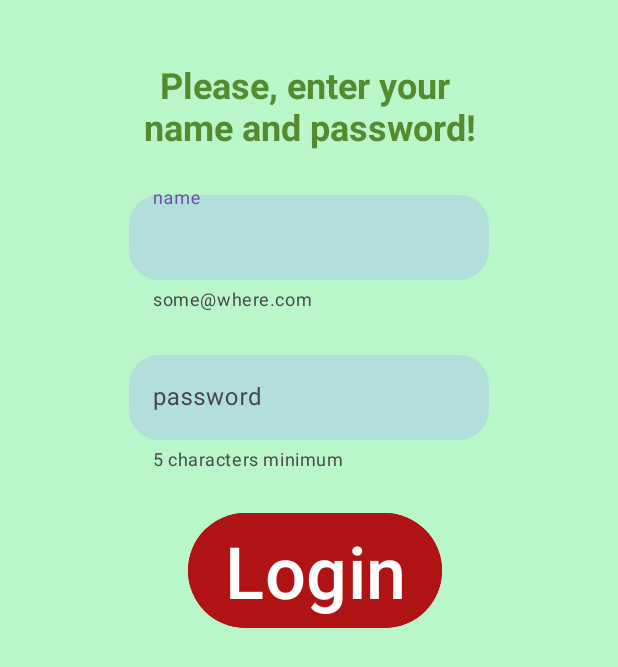
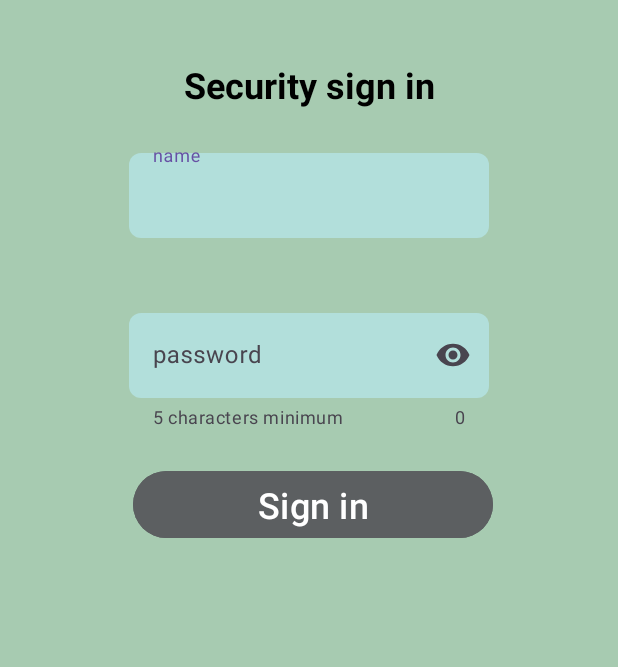
Before and after one commit to morysol/Constraint_Layout, an Android app: the screen it shows after launch (MainActivity), on a phone screen of 412 x 824 dp. Shown: the top 667 px of the screen. Run offline under Robolectric (Android 15) with nearby library versions, the phone set to English and light mode, and no system bars; 7 statements that could not run were skipped.

Commit message:
fragment added

```diff
--- /dev/null
+++ b/app/src/main/java/com/example/loginconstraintlayout/Library.kt
@@ -0,0 +1,59 @@
+package com.example.loginconstraintlayout
+
+import android.os.Bundle
+import android.view.LayoutInflater
+import android.view.View
+import android.view.ViewGroup
+import androidx.fragment.app.Fragment
+
+// TODO: Rename parameter arguments, choose names that match
+// the fragment initialization parameters, e.g. ARG_ITEM_NUMBER
+private const val ARG_PARAM1 = "param1"
+private const val ARG_PARAM2 = "param2"
+
+/**
+ * A simple [Fragment] subclass.
+ * Use the [Library.newInstance] factory method to
+ * create an instance of this fragment.
+ */
+class Library : Fragment() {
+    // TODO: Rename and change types of parameters
+    private var param1: String? = null
+    private var param2: String? = null
+
+    override fun onCreate(savedInstanceState: Bundle?) {
+        super.onCreate(savedInstanceState)
+        arguments?.let {
+            param1 = it.getString(ARG_PARAM1)
+            param2 = it.getString(ARG_PARAM2)
+        }
+    }
+
+    override fun onCreateView(
+        inflater: LayoutInflater, container: ViewGroup?,
+        savedInstanceState: Bundle?
+    ): View? {
+        // Inflate the layout for this fragment
+        return inflater.inflate(R.layout.fragment_library, container, false)
+    }
+
+    companion object {
+        /**
+         * Use this factory method to create a new instance of
+         * this fragment using the provided parameters.
+         *
+         * @param param1 Parameter 1.
+         * @param param2 Parameter 2.
+         * @return A new instance of fragment Library.
+         */
+        // TODO: Rename and change types and number of parameters
+        @JvmStatic
+        fun newInstance(param1: String, param2: String) =
+            Library().apply {
+                arguments = Bundle().apply {
+                    putString(ARG_PARAM1, param1)
+                    putString(ARG_PARAM2, param2)
+                }
+            }
+    }
+}
--- a/app/src/main/java/com/example/loginconstraintlayout/MainActivity.kt
+++ b/app/src/main/java/com/example/loginconstraintlayout/MainActivity.kt
@@ -12,10 +12,6 @@ import com.example.loginconstraintlayout.databinding.ActivityMainBinding
 const val emailRegex =
     "^[_A-Za-z0-9-\\+]+(\\.[_A-Za-z0-9-]+)*@[A-Za-z0-9-]+(\\.[A-Za-z0-9]+)*(\\.[A-Za-z]{2,})\$"
 
-fun isValidEmail(email: String): Boolean {
-    return email.matches(emailRegex.toRegex())
-}
-
 class MainActivity : AppCompatActivity() {
 
 
@@ -25,6 +21,8 @@ class MainActivity : AppCompatActivity() {
     override fun onCreate(savedInstanceState: Bundle?) {
         super.onCreate(savedInstanceState)
         setContentView(R.layout.activity_main)
+//
+
 
         binding = ActivityMainBinding.inflate(layoutInflater)
         val view = binding.root
@@ -32,23 +30,34 @@ class MainActivity : AppCompatActivity() {
 
         binding.btn.isEnabled = false
 
-        var isLoginOK = false
+        var isEmailOK = false
         var isPasswordOK = false
 
         binding.name.addTextChangedListener {
             Log.d(TAG, it.toString())
-            isLoginOK = it.toString().isNotBlank() && isValidEmail(it.toString())
-            Log.d(TAG, isLoginOK.toString())
-            if (isCredential(isLoginOK, isPasswordOK)) binding.btn.isEnabled = true
+
+            isEmailOK = it.toString().matches(emailRegex.toRegex())
+            if (!isEmailOK) {
+                binding.name.error = getString(R.string.wrong_email)
+                binding.nameInputLayout.isErrorEnabled = true
+            }
+
+            val isEmailNotBlank = it.toString().isNotBlank()
+            if (!isEmailNotBlank) {
+                binding.name.error = null
+            }
+
+            if (isCredential((isEmailNotBlank && isEmailOK), isPasswordOK)) binding.btn.isEnabled =
+                true
         }
 
         binding.password.addTextChangedListener {
-            Log.d(TAG, it.toString())
             if (it != null) {
                 isPasswordOK = it.length > 4
             }
+            Log.d(TAG, isEmailOK.toString())
             Log.d(TAG, isPasswordOK.toString())
-            if (isCredential(isLoginOK, isPasswordOK)) binding.btn.isEnabled = true
+            if (isCredential(isEmailOK, isPasswordOK)) binding.btn.isEnabled = true
         }
 
         binding.btn.setOnClickListener {
@@ -62,7 +71,7 @@ class MainActivity : AppCompatActivity() {
             binding.btn.setBackgroundColor(
                 ContextCompat.getColor(this, R.color.btnLoginPressed)
             )
-            binding.btn.text = "Success!"
+            binding.btn.text = "success"
             binding.btn.isEnabled = false
 
             binding.name.text = null
@@ -71,6 +80,11 @@ class MainActivity : AppCompatActivity() {
             binding.password.text = null
             binding.password.isEnabled = false
 
+            supportFragmentManager.beginTransaction()
+                .replace(binding.mainLayout.id, Library()) // place where to put fragment
+                .addToBackStack(null) // we want add fragment to backStack
+                .commit()
+
 
         }
     }
--- a/app/src/main/res/drawable/rounded_edittext_background.xml
+++ b/app/src/main/res/drawable/rounded_edittext_background.xml
@@ -2,7 +2,7 @@
 <shape xmlns:android="http://schemas.android.com/apk/res/android"
     android:shape="rectangle">
     <solid android:color="@color/bgEdit" />
-    <corners android:radius="20dp" />
+    <corners android:radius="8dp" />
     <stroke android:color="@color/black" />
     <padding android:top="10dp" android:bottom="10dp"
         android:left="10dp"
--- a/app/src/main/res/layout/activity_main.xml
+++ b/app/src/main/res/layout/activity_main.xml
@@ -5,7 +5,7 @@
     android:id="@+id/mainLayout"
     android:layout_width="match_parent"
     android:layout_height="match_parent"
-    android:background="#B9F6CA"
+    android:background="@color/bgPrimary"
     android:padding="16dp"
     tools:context=".MainActivity">
 
@@ -16,7 +16,7 @@
         android:layout_marginTop="24dp"
         android:text="@string/login_label"
         android:textAlignment="center"
-        android:textColor="#558B2F"
+        android:textColor="@color/black"
         android:textSize="24sp"
         android:textStyle="bold"
         app:layout_constraintEnd_toEndOf="parent"
@@ -34,9 +34,15 @@
 
         android:scrollbarSize="25dp"
         app:endIconMode="clear_text"
-        app:helperText="some@where.com"
-        app:helperTextEnabled="true"
+        app:errorEnabled="true"
+
+        app:errorTextAppearance="@style/error_appearance"
+        app:errorTextColor="#FF0000"
+        app:helperTextEnabled="false"
+
         app:layout_constraintEnd_toEndOf="parent"
+        app:layout_constraintRight_toLeftOf="parent"
+        app:layout_constraintRight_toRightOf="parent"
         app:layout_constraintStart_toStartOf="parent"
         app:layout_constraintTop_toBottomOf="@+id/loginLabel">
 
@@ -48,8 +54,6 @@
             android:hint="@string/name"
             android:inputType="textEmailAddress"
             android:maxLines="1" />
-
-
     </com.google.android.material.textfield.TextInputLayout>
 
     <com.google.android.material.textfield.TextInputLayout
@@ -63,15 +67,14 @@
         android:minWidth="240dp"
 
         android:scrollbarSize="25dp"
-        app:endIconMode="clear_text"
+        app:endIconMode="password_toggle"
         app:helperText="5 characters minimum"
-        app:helperTextEnabled="true"
+        app:counterEnabled="true"
         app:layout_constraintEnd_toEndOf="parent"
         app:layout_constraintLeft_toLeftOf="parent"
         app:layout_constraintRight_toRightOf="parent"
         app:layout_constraintStart_toStartOf="parent"
         app:layout_constraintTop_toBottomOf="@+id/nameInputLayout">
-
 
         <com.google.android.material.textfield.TextInputEditText
 
@@ -80,7 +83,6 @@
             android:layout_width="match_parent"
             android:layout_height="wrap_content"
             android:background="@drawable/rounded_edittext_background"
-            android:ems="50"
 
             android:hint="@string/password"
             android:inputType="textPassword"
@@ -94,12 +96,22 @@
         android:layout_width="wrap_content"
         android:layout_height="wrap_content"
         android:layout_marginTop="24dp"
+        android:width="240dp"
         android:backgroundTint="@color/btnLogin"
         android:text="@string/btn_login"
-        android:textSize="48sp"
+        android:textSize="24sp"
         app:layout_constraintEnd_toEndOf="parent"
         app:layout_constraintHorizontal_bias="0.52"
         app:layout_constraintStart_toStartOf="parent"
         app:layout_constraintTop_toBottomOf="@+id/passInputLayout" />
 
+    <androidx.fragment.app.FragmentContainerView
+        android:id="@+id/library"
+        android:name="com.example.loginconstraintlayout.Library"
+        android:layout_width="0dp"
+        android:layout_height="0dp"
+        app:layout_constraintEnd_toEndOf="parent"
+        app:layout_constraintStart_toStartOf="parent"
+        app:layout_constraintTop_toBottomOf="@+id/loginLabel" />
+
 </androidx.constraintlayout.widget.ConstraintLayout>
--- a/app/src/main/res/values/colors.xml
+++ b/app/src/main/res/values/colors.xml
@@ -1,9 +1,25 @@
 <?xml version="1.0" encoding="utf-8"?>
 <resources>
+    <!--   Color for the app bar and other primary UI elements. -->
+    <color name="colorPrimary">#3F51B5</color>
+
+    <!--   A darker variant of the primary color, used for
+           the status bar (on Android 5.0+) and contextual app bars. -->
+    <color name="colorPrimaryDark">#303F9F</color>
+
+    <!--   a secondary color for controls like checkboxes and text fields. -->
+    <color name="colorAccent">#FF4081</color>
+
     <color name="black">#FF000000</color>
     <color name="white">#FFFFFFFF</color>
-    <color name="btnLogin">#B01313</color>
+    <color name="red">#FF0000</color>
+    <color name="green">#00FF00</color>
+    <color name="blue">#0000FF</color>
+
+    <color name="btnLogin">#5c5f61</color>
     <color name="btnLoginPressed">#FF16EF0E</color>
     <color name="bgEdit">#B2DFDB</color>
 
+    <color name="bgPrimary">#A7CBB1</color>
+
 </resources>
--- a/app/src/main/res/values/strings.xml
+++ b/app/src/main/res/values/strings.xml
@@ -1,8 +1,11 @@
 <resources>
     <string name="app_name">Login Constraint Layout</string>
-    <string name="login_label">Please, enter your \nname and password!</string>
+    <string name="login_label">Security sign in</string>
     <string name="name">name</string>
     <string name="password">password</string>
-    <string name="btn_login">Login</string>
+    <string name="btn_login">Sign in</string>
+    <string name="wrong_email">email format is: name@company.com</string>
     <string name="success">success</string>
+    <!-- TODO: Remove or change this placeholder text -->
+    <string name="hello_blank_fragment">Hello blank fragment</string>
 </resources>
--- a/app/src/main/res/values/themes.xml
+++ b/app/src/main/res/values/themes.xml
@@ -1,4 +1,6 @@
 <resources xmlns:tools="http://schemas.android.com/tools">
+
+
     <!-- Base application theme. -->
     <style name="Base.Theme.LoginConstraintLayout" parent="Theme.Material3.DayNight.NoActionBar">
         <!-- Customize your light theme here. -->
@@ -7,4 +9,9 @@
     </style>
 
     <style name="Theme.LoginConstraintLayout" parent="Base.Theme.LoginConstraintLayout" />
+
+    <style name="error_appearance" parent="@android:style/TextAppearance">
+        <item name="android:textColor">@color/red</item>
+        <item name="android:textSize">12sp</item>
+    </style>
 </resources>
```
Also changed, not shown: app/src/main/res/layout/fragment_library.xml (added, +14 -0 lines), app/src/main/res/values/styles.xml (added, +16 -0 lines).
